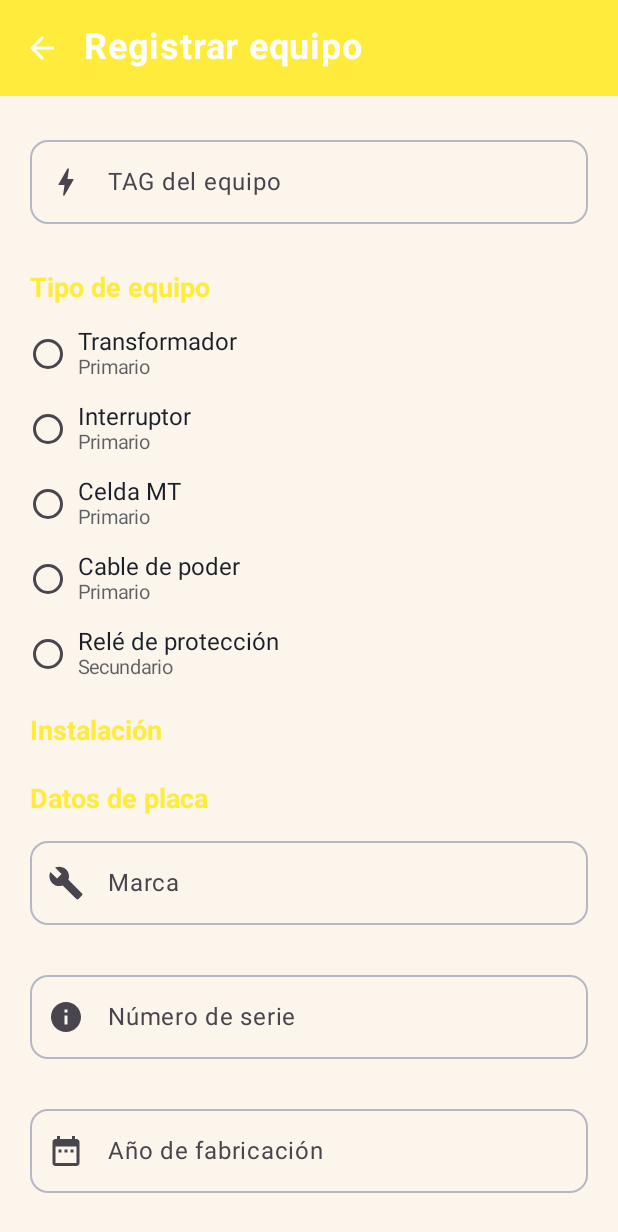
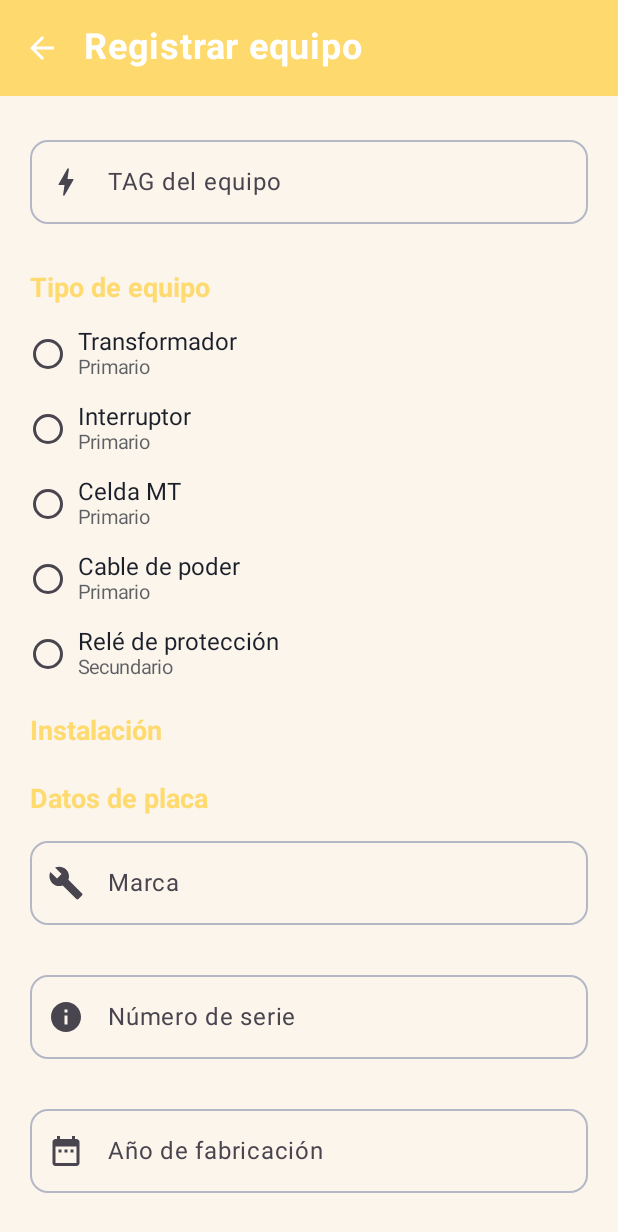
Before and after one commit to Nico-Sepulveda/TerraLog-app, an Android app built with Jetpack Compose: the RegistrarEquipoPantalla screen opened through its navigation route, on a phone screen of 412 x 824 dp. Shown: the top 1232 px of the screen. Run offline under Robolectric (Android 15) with nearby library versions, the phone set to English and light mode, and no system bars; our stand-ins replace Room's generated code.

Commit message:
Olvide mi contrasena y nuevo color

```diff
--- a/app/src/main/java/com/example/terralog/datos/Api.kt
+++ b/app/src/main/java/com/example/terralog/datos/Api.kt
@@ -19,6 +19,9 @@ import retrofit2.http.Query
 interface ApiUsuarios {
     @POST("usuarios/login")
     suspend fun iniciarSesion(@Body datos: Map<String, String>): Usuario
+
+    @POST("usuarios/restablecer")
+    suspend fun restablecer(@Body datos: Map<String, String>): retrofit2.Response<Unit>
 }
 
 interface ApiClientes {
@@ -85,6 +88,9 @@ interface ApiProtocolos {
     @POST("protocolos")
     suspend fun crear(@Body datos: @JvmSuppressWildcards Map<String, Any?>): ProtocoloDto
 
+    @POST("usuarios/restablecer")
+    suspend fun restablecer(@Body datos: Map<String, String>): retrofit2.Response<Unit>
+
     @PATCH("protocolos/{id}/estado")
     suspend fun cambiarEstado(@Path("id") id: Long, @Body datos: @JvmSuppressWildcards Map<String, Any?>): ResponseBody
 }
--- a/app/src/main/java/com/example/terralog/ui/navegacion/Navegacion.kt
+++ b/app/src/main/java/com/example/terralog/ui/navegacion/Navegacion.kt
@@ -17,10 +17,12 @@ import com.example.terralog.ui.pantallas.ListaEquiposPantalla
 import com.example.terralog.ui.pantallas.LoginPantalla
 import com.example.terralog.ui.pantallas.NuevoProtocoloPantalla
 import com.example.terralog.ui.pantallas.RegistrarEquipoPantalla
+import com.example.terralog.ui.pantallas.RestablecerPantalla
 
 
 object Rutas {
     const val LOGIN = "login"
+    const val RESTABLECER = "restablecer"
     const val EQUIPOS = "equipos"
     const val REGISTRAR_EQUIPO = "registrar_equipo"
     const val EQUIPO = "equipo/{equipoId}"
@@ -61,8 +63,13 @@ fun NavegacionApp() {
                     navController.navigate(Rutas.EQUIPOS) {
                         popUpTo(Rutas.LOGIN) { inclusive = true }
                     }
-                }
+                },
+                alOlvido = { navController.navigate(Rutas.RESTABLECER) }
             )
+        }
+
+        composable(Rutas.RESTABLECER) {
+            RestablecerPantalla(alVolver = { navController.popBackStack() })
         }
 
         composable(Rutas.EQUIPOS) {
--- /dev/null
+++ b/app/src/main/java/com/example/terralog/ui/pantallas/LoginPantalla.kt
@@ -0,0 +1,133 @@
+package com.example.terralog.ui.pantallas
+
+import androidx.compose.animation.AnimatedVisibility
+import androidx.compose.animation.expandVertically
+import androidx.compose.animation.fadeIn
+import androidx.compose.animation.fadeOut
+import androidx.compose.animation.shrinkVertically
+import androidx.compose.foundation.background
+import androidx.compose.foundation.layout.Arrangement
+import androidx.compose.foundation.layout.Box
+import androidx.compose.foundation.layout.Column
+import androidx.compose.foundation.layout.Spacer
+import androidx.compose.foundation.layout.fillMaxSize
+import androidx.compose.foundation.layout.fillMaxWidth
+import androidx.compose.foundation.layout.height
+import androidx.compose.foundation.layout.imePadding
+import androidx.compose.foundation.layout.padding
+import androidx.compose.foundation.layout.size
+import androidx.compose.foundation.rememberScrollState
+import androidx.compose.foundation.shape.CircleShape
+import androidx.compose.foundation.verticalScroll
+import androidx.compose.material.icons.Icons
+import androidx.compose.material.icons.filled.Email
+import androidx.compose.material.icons.filled.Lock
+import androidx.compose.material3.Icon
+import androidx.compose.material3.MaterialTheme
+import androidx.compose.material3.Scaffold
+import androidx.compose.material3.Text
+import androidx.compose.material3.TextButton
+import androidx.compose.runtime.Composable
+import androidx.compose.ui.Alignment
+import androidx.compose.ui.Modifier
+import androidx.compose.ui.draw.clip
+import androidx.compose.ui.platform.LocalContext
+import androidx.compose.ui.res.painterResource
+import androidx.compose.ui.res.stringResource
+import androidx.compose.ui.text.input.KeyboardType
+import androidx.compose.ui.text.style.TextAlign
+import androidx.lifecycle.viewmodel.compose.viewModel
+import com.example.terralog.R
+import com.example.terralog.recursos.Vibracion
+import com.example.terralog.ui.componentes.BotonPrincipal
+import com.example.terralog.ui.componentes.CampoTexto
+import com.example.terralog.ui.theme.Blanco
+import com.example.terralog.ui.theme.Dimens
+import com.example.terralog.ui.theme.Primario
+
+@Composable
+fun LoginPantalla(
+    alIngresar: () -> Unit,
+    alOlvido: () -> Unit,
+    vm: LoginViewModel = viewModel()
+) {
+    val contexto = LocalContext.current
+
+    Scaffold { padding ->
+        Column(
+            modifier = Modifier
+                .fillMaxSize()
+                .background(MaterialTheme.colorScheme.background)
+                .padding(padding)
+                .verticalScroll(rememberScrollState())
+                .imePadding()
+                .padding(Dimens.espacioPantalla),
+            horizontalAlignment = Alignment.CenterHorizontally,
+            verticalArrangement = Arrangement.spacedBy(Dimens.espacioMedio, Alignment.CenterVertically)
+        ) {
+            Box(
+                modifier = Modifier.size(Dimens.tamanoLogo).clip(CircleShape).background(Primario),
+                contentAlignment = Alignment.Center
+            ) {
+                Icon(
+                    painter = painterResource(R.drawable.ic_logo_login),
+                    contentDescription = null,
+                    tint = Blanco,
+                    modifier = Modifier.size(Dimens.tamanoIconoGrande / 1.5f)
+                )
+            }
+            Text(
+                text = stringResource(R.string.login_titulo),
+                style = MaterialTheme.typography.titleLarge,
+                textAlign = TextAlign.Center
+            )
+            Text(
+                text = stringResource(R.string.login_subtitulo),
+                style = MaterialTheme.typography.bodyMedium,
+                textAlign = TextAlign.Center
+            )
+            Spacer(modifier = Modifier.height(Dimens.espacioChico))
+
+            CampoTexto(
+                valor = vm.correo,
+                alCambiar = vm::cambiarCorreo,
+                etiqueta = stringResource(R.string.campo_correo),
+                icono = Icons.Default.Email,
+                error = vm.errorCorreo,
+                tipoTeclado = KeyboardType.Email
+            )
+            CampoTexto(
+                valor = vm.clave,
+                alCambiar = vm::cambiarClave,
+                etiqueta = stringResource(R.string.campo_clave),
+                icono = Icons.Default.Lock,
+                error = vm.errorClave,
+                esClave = true
+            )
+
+            AnimatedVisibility(
+                visible = vm.errorGeneral != null,
+                enter = fadeIn() + expandVertically(),
+                exit = fadeOut() + shrinkVertically()
+            ) {
+                Text(
+                    text = vm.errorGeneral ?: "",
+                    color = MaterialTheme.colorScheme.error,
+                    style = MaterialTheme.typography.bodyMedium,
+                    modifier = Modifier.fillMaxWidth()
+                )
+            }
+
+            BotonPrincipal(
+                texto = stringResource(R.string.btn_ingresar),
+                alHacerClic = {
+                    vm.ingresar(alExito = alIngresar, alError = { Vibracion.error(contexto) })
+                },
+                habilitado = !vm.cargando
+            )
+            TextButton(onClick = alOlvido) {
+                Text("¿Olvidaste tu contraseña?")
+            }
+        }
+    }
+}
--- a/app/src/main/java/com/example/terralog/ui/theme/Color.kt
+++ b/app/src/main/java/com/example/terralog/ui/theme/Color.kt
@@ -12,7 +12,7 @@ val Pink40 = Color(0xFF7D5260)
 
 
 
-val Primario = Color(0xFFFFEB3B)
+val Primario = Color(0xDAFFD559)
 val PrimarioOscuro = Color(0xFF6B1224)
 val PrimarioClaro = Color(0xFFFAD1D7)
 val Secundario = Color(0xFF8A4B38)
```
Also changed, not shown: app/src/main/java/com/example/terralog/datos/Repositorio.kt (+7 -0 lines), app/src/main/java/com/example/terralog/ui/pantallas/RestablecerPantalla.kt (added, +94 -0 lines), app/src/main/java/com/example/terralog/ui/pantallas/RestablecerViewModel.kt (added, +58 -0 lines), 1 other file.
